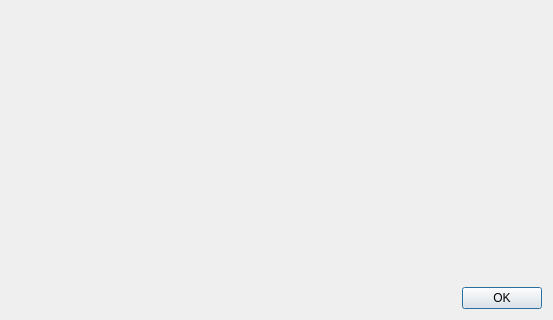
Old version of the form PacsViewer/src/interface/qaboutdialogbase.ui in the repository zyq1569/starviewer; both pictures show x 0 to 553 and y 202 to 522 of the 553 by 522 pixel window.
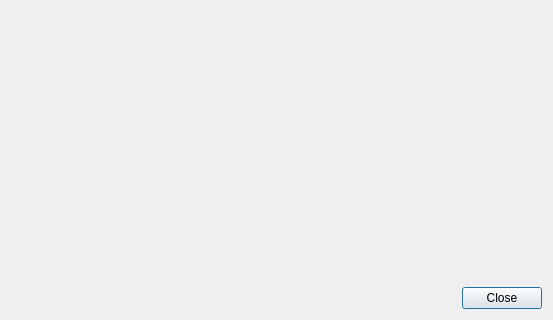
New version of the form. Icons and pictures are not drawn.

Patch:
```diff
--- a/PacsViewer/src/interface/qaboutdialogbase.ui
+++ b/PacsViewer/src/interface/qaboutdialogbase.ui
@@ -149,7 +149,7 @@
       <enum>Qt::Horizontal</enum>
      </property>
      <property name="standardButtons">
-      <set>QDialogButtonBox::Ok</set>
+      <set>QDialogButtonBox::Close</set>
      </property>
     </widget>
    </item>
```
Left out of the diff: 3 changed lines with no effect on the pictures.
